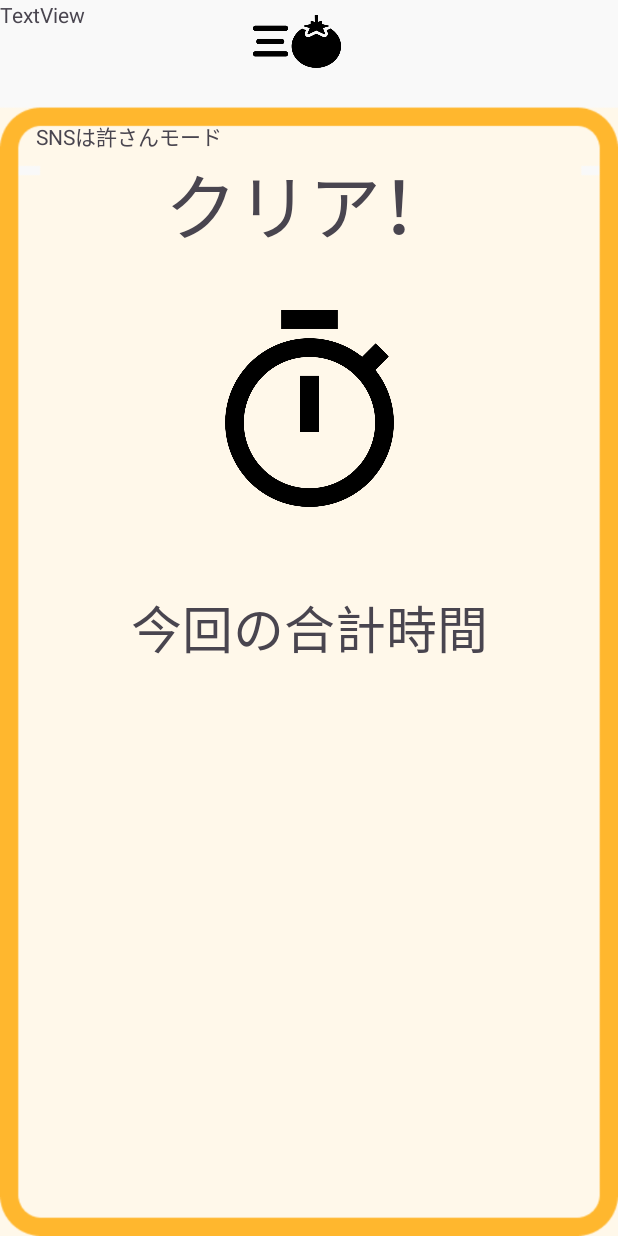
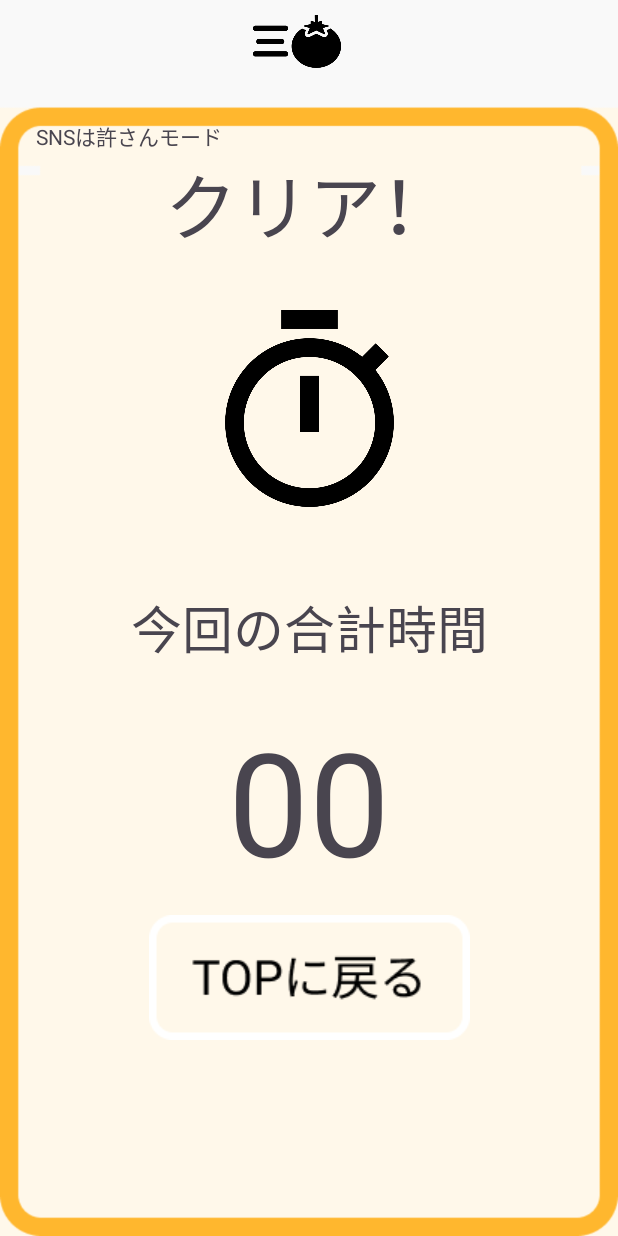
Before and after one commit to sou23-git/pc_contest_tomato, an Android app: the layout sn_clear.xml on its own in the app's theme, with its tools: preview values and no code run, on a phone screen of 412 x 824 dp. Run offline under Robolectric (Android 15) with nearby library versions, the phone set to English and light mode, and no system bars.

Commit message:
snsモードの画面すべての終了

```diff
--- a/app/src/main/res/layout/sn_clear.xml
+++ b/app/src/main/res/layout/sn_clear.xml
@@ -97,9 +97,23 @@
         android:id="@+id/textView8"
         android:layout_width="wrap_content"
         android:layout_height="wrap_content"
-        android:text="TextView"
-        tools:layout_editor_absoluteX="180dp"
-        tools:layout_editor_absoluteY="496dp" />
+        android:layout_marginTop="25dp"
+        android:text="00"
+        android:textSize="96sp"
+        app:layout_constraintEnd_toEndOf="parent"
+        app:layout_constraintStart_toStartOf="parent"
+        app:layout_constraintTop_toBottomOf="@+id/textView7" />
+
+    <ImageButton
+        android:id="@+id/imageButton3"
+        android:layout_width="wrap_content"
+        android:layout_height="wrap_content"
+        android:layout_marginTop="12dp"
+        android:background="#00FFFFFF"
+        app:layout_constraintEnd_toEndOf="parent"
+        app:layout_constraintStart_toStartOf="parent"
+        app:layout_constraintTop_toBottomOf="@+id/textView8"
+        app:srcCompat="@drawable/app_componets_button_top" />
 
 
 </androidx.constraintlayout.widget.ConstraintLayout>
```
Also changed, not shown: app/src/main/res/layout/sn_top_warning.xml (added, +84 -0 lines), app/src/main/res/drawable/app_componets_button_top.png (added), app/src/main/res/drawable/top_warnig_button_canxel.png (added), app/src/main/res/drawable/top_warnig_button_top.png (added), app/src/main/res/drawable/top_warnig_frame_warnign.png (added).
